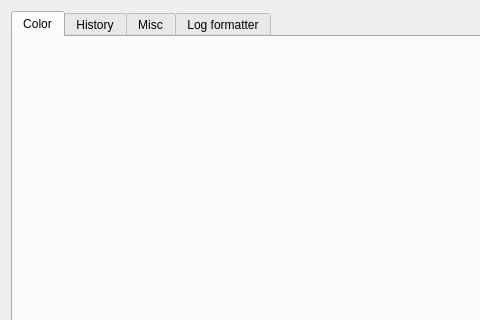
Qt form ui/preferences_dialog.ui (monal-im/DebugTools) before a commit; both pictures show x 0 to 480 and y 0 to 320 of the 766 by 457 pixel window.
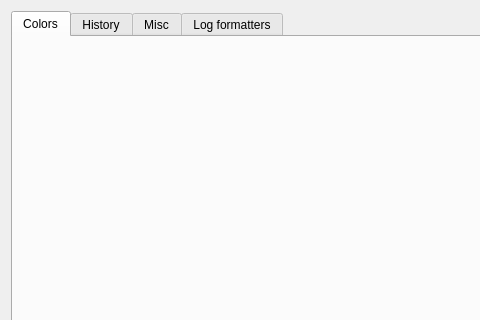
The same form after that commit.

```diff
--- a/ui/preferences_dialog.ui
+++ b/ui/preferences_dialog.ui
@@ -21,7 +21,7 @@
      </property>
      <widget class="QWidget" name="uiTab_color">
       <attribute name="title">
-       <string>Color</string>
+       <string>Colors</string>
       </attribute>
       <layout class="QGridLayout" name="gridLayout_2">
        <item row="0" column="0">
@@ -55,7 +55,7 @@
      </widget>
      <widget class="QWidget" name="uiTab_formatTabs">
       <attribute name="title">
-       <string>Log formatter</string>
+       <string>Log formatters</string>
       </attribute>
       <layout class="QVBoxLayout" name="verticalLayout_4">
        <item>
```
Left out of the diff: 2 changed lines with no effect on the pictures.
